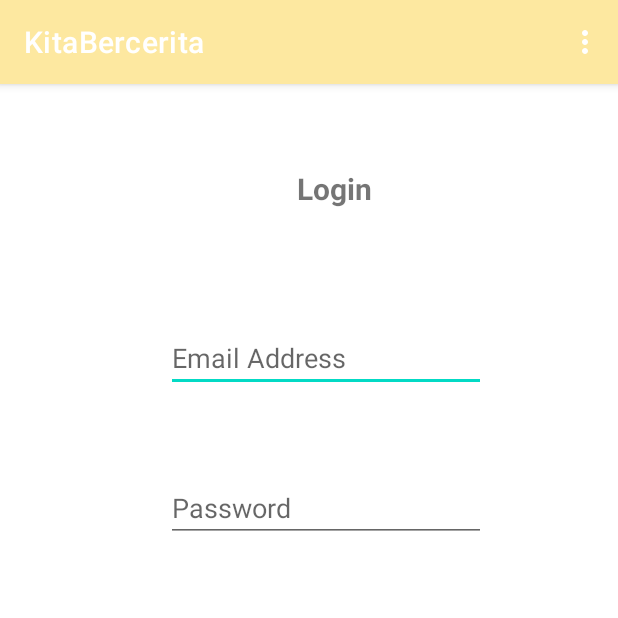
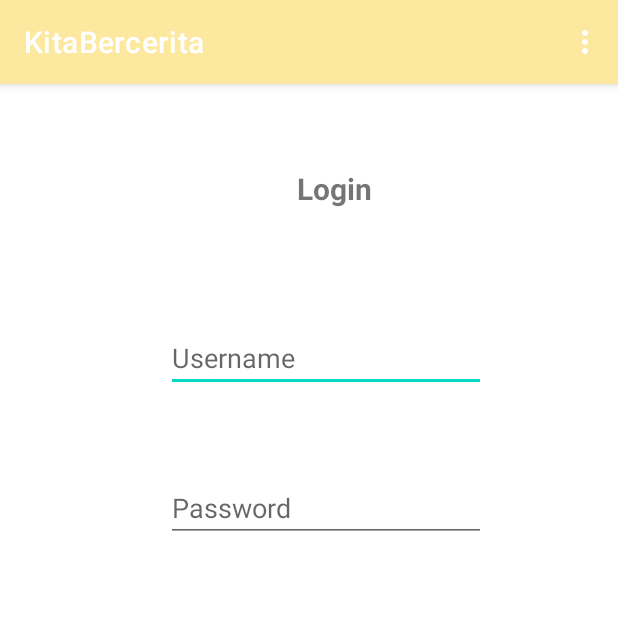
Before and after one commit to NJuGau/KitaBercerita, an Android app: the screen it shows after launch (LoginActivity), after a tap on "LOGIN", on a phone screen of 412 x 824 dp, the top half of it. Run offline under Robolectric (Android 15) with nearby library versions, the phone set to English and light mode, and no system bars; our stand-ins replace Firebase (no records; nobody signed in at launch, a user with empty details on screens opened directly).

Commit message:
login integration Complete, login requirement changed from Email->Username

```diff
--- a/app/src/main/java/com/example/kitabercerita/LoginActivity.java
+++ b/app/src/main/java/com/example/kitabercerita/LoginActivity.java
@@ -12,14 +12,21 @@ import android.view.MenuItem;
 import android.view.View;
 import android.widget.Button;
 import android.widget.EditText;
+import android.widget.Toast;
 
 import com.example.kitabercerita.model.User;
-import com.google.firebase.FirebaseApp;
+import com.google.firebase.database.DataSnapshot;
+import com.google.firebase.database.DatabaseError;
+import com.google.firebase.database.DatabaseReference;
 import com.google.firebase.database.FirebaseDatabase;
+import com.google.firebase.database.ValueEventListener;
 
+import java.util.HashMap;
 public class LoginActivity extends AppCompatActivity {
-    private EditText Email, Password;
+    private EditText Username, Password;
     private Button Login;
+    FirebaseDatabase db;
+    DatabaseReference rf;
 
     //NOTES: Temporary, option menu will be unlocked if user has logged in
     @Override
@@ -48,9 +55,10 @@ public class LoginActivity extends AppCompatActivity {
     }
     @Override
     protected void onCreate(Bundle savedInstanceState) {
+
         super.onCreate(savedInstanceState);
         setContentView(R.layout.activity_login);
-        Email = findViewById(R.id.editTextTextEmailAddress2);
+        Username = findViewById(R.id.Username);
         Password = findViewById(R.id.editTextTextPassword2);
         Login = findViewById(R.id.LoginBtn);
 
@@ -59,12 +67,39 @@ public class LoginActivity extends AppCompatActivity {
         Login.setOnClickListener(new View.OnClickListener() {
             @Override
             public void onClick(View view) {
-                String email = Email.getText().toString();
+
+                String userName = Username.getText().toString();
                 String password = Password.getText().toString();
 
-                if(isValidLogin(email,password)){
-                    Intent intent = new Intent(LoginActivity.this,HomeActivity.class);
-                    startActivity(intent);
+                db = FirebaseDatabase.getInstance("https://mobile-78ad2-default-rtdb.asia-southeast1.firebasedatabase.app/");
+                rf = db.getReference("User");
+                if(isValidLogin(userName,password)){
+
+                    rf.addValueEventListener(new ValueEventListener() {
+                        @Override
+                        public void onDataChange(@NonNull DataSnapshot snapshot) {
+
+                            if (snapshot.hasChild(userName)){
+                                String getPassword = snapshot.child(userName).child("password").getValue(String.class);
+                                if (password.equals(getPassword)){
+                                    Toast.makeText(LoginActivity.this, "Success!, you are now logged in!", Toast.LENGTH_SHORT).show();
+
+                                    Intent intent = new Intent(LoginActivity.this,HomeActivity.class);
+                                    startActivity(intent);
+                                }
+                                else {
+                                    Toast.makeText(LoginActivity.this, "error...! Username or password incorrect!!", Toast.LENGTH_SHORT).show();
+
+                                }
+                            }
+                        }
+
+                        @Override
+                        public void onCancelled(@NonNull DatabaseError error) {
+
+                        }
+                    });
+
                 }
             }
         });
--- a/app/src/main/res/layout/activity_login.xml
+++ b/app/src/main/res/layout/activity_login.xml
@@ -8,13 +8,13 @@
 
 
     <EditText
-        android:id="@+id/editTextTextEmailAddress2"
+        android:id="@+id/Username"
         android:layout_width="wrap_content"
         android:layout_height="wrap_content"
         android:layout_marginTop="160dp"
         android:layout_marginEnd="88dp"
         android:ems="10"
-        android:hint="Email Address"
+        android:hint="Username"
         android:inputType="textEmailAddress"
         app:layout_constraintEnd_toEndOf="parent"
         app:layout_constraintTop_toTopOf="parent" />
@@ -29,7 +29,7 @@
         android:hint="Password"
         android:inputType="textPassword"
         app:layout_constraintEnd_toEndOf="parent"
-        app:layout_constraintTop_toTopOf="@id/editTextTextEmailAddress2" />
+        app:layout_constraintTop_toTopOf="@id/Username" />
 
     <TextView
         android:id="@+id/textView2"
```
Also changed, not shown: app/src/main/java/com/example/kitabercerita/RegisterActivity.java (+13 -10 lines).
